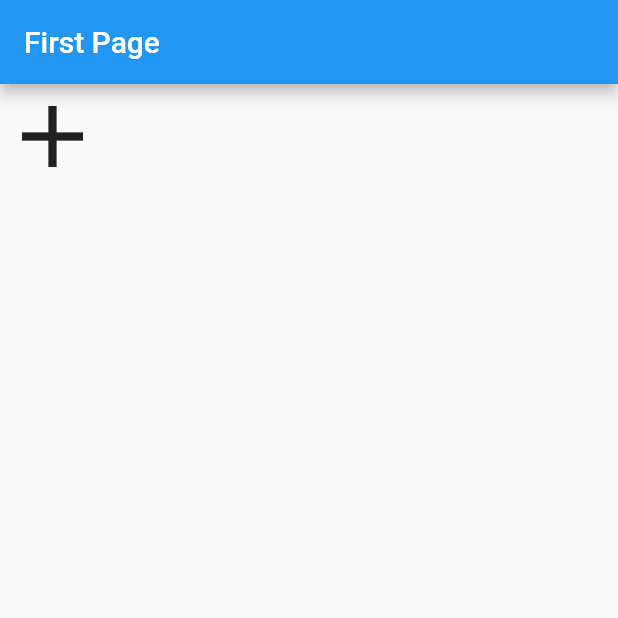
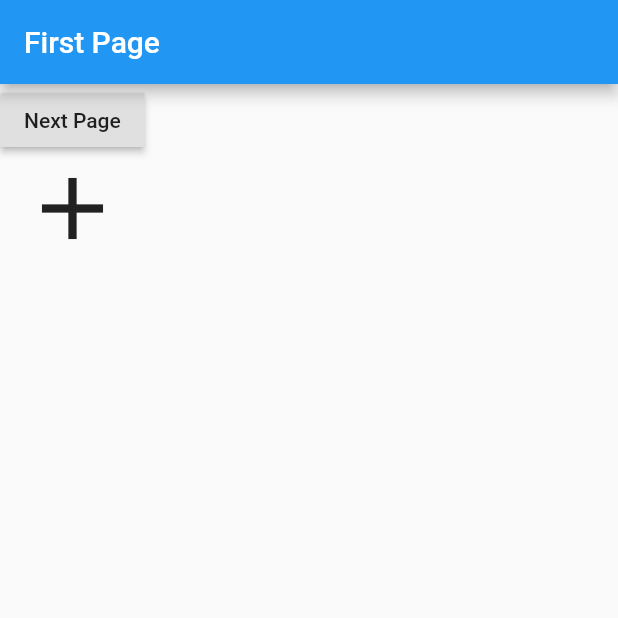
Before and after one commit to EhsanTgv/HeroWidgetTest, a Flutter app: the screen it shows after launch, on a phone screen of 412 x 824 dp, the top half of it. Run offline on Flutter 3.47's test engine with Material 2 defaults, Android fonts, the phone set to English and light mode, and no system bars.

```diff
--- a/lib/home.dart
+++ b/lib/home.dart
@@ -1,4 +1,5 @@
 import 'package:flutter/material.dart';
+import 'package:hero_widget/second.dart';
 
 class MyHomePage extends StatefulWidget {
   @override
@@ -12,12 +13,24 @@ class _MyHomePageState extends State<MyHomePage> {
       appBar: AppBar(
         title: Text("First Page"),
       ),
-      body: Hero(
-        tag: "DemoTag",
-        child: Icon(
-          Icons.add,
-          size: 70.0,
-        ),
+      body: Column(
+        children: [
+          RaisedButton(
+              onPressed: () {
+                Navigator.push(
+                  context,
+                  MaterialPageRoute(builder: (context) => SecondPage()),
+                );
+              },
+              child: Text("Next Page")),
+          Hero(
+            tag: "DemoTag",
+            child: Icon(
+              Icons.add,
+              size: 70.0,
+            ),
+          ),
+        ],
       ),
     );
   }
```
